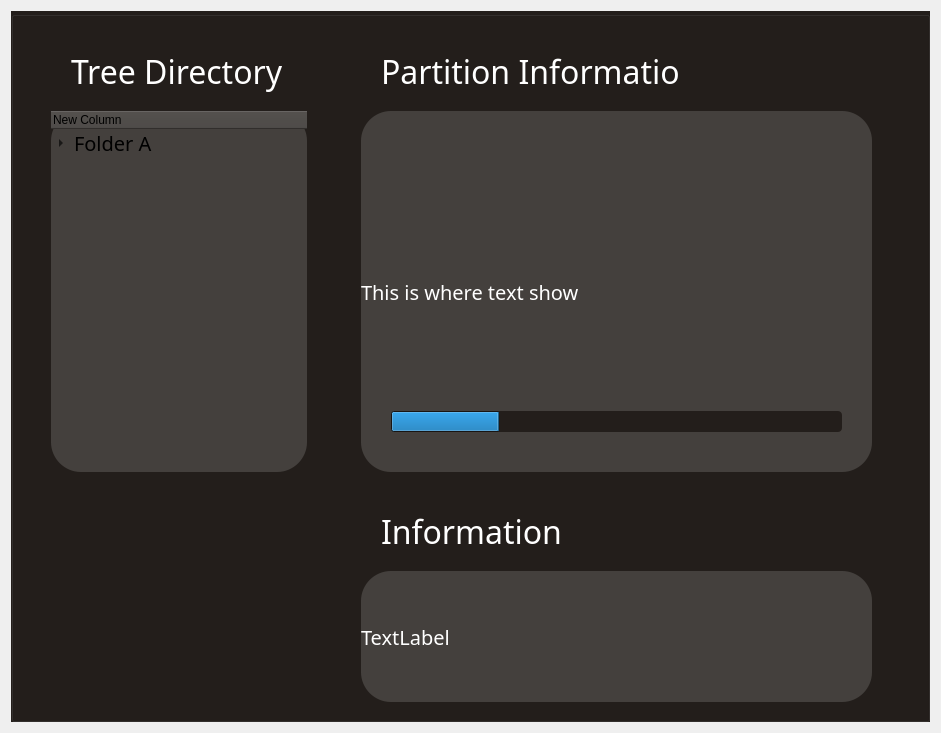
The window that src/ui_src/ui_file/paritioninfowindow.ui (ketamean/OS-Project1) describes before a commit, drawn with Qt 5.
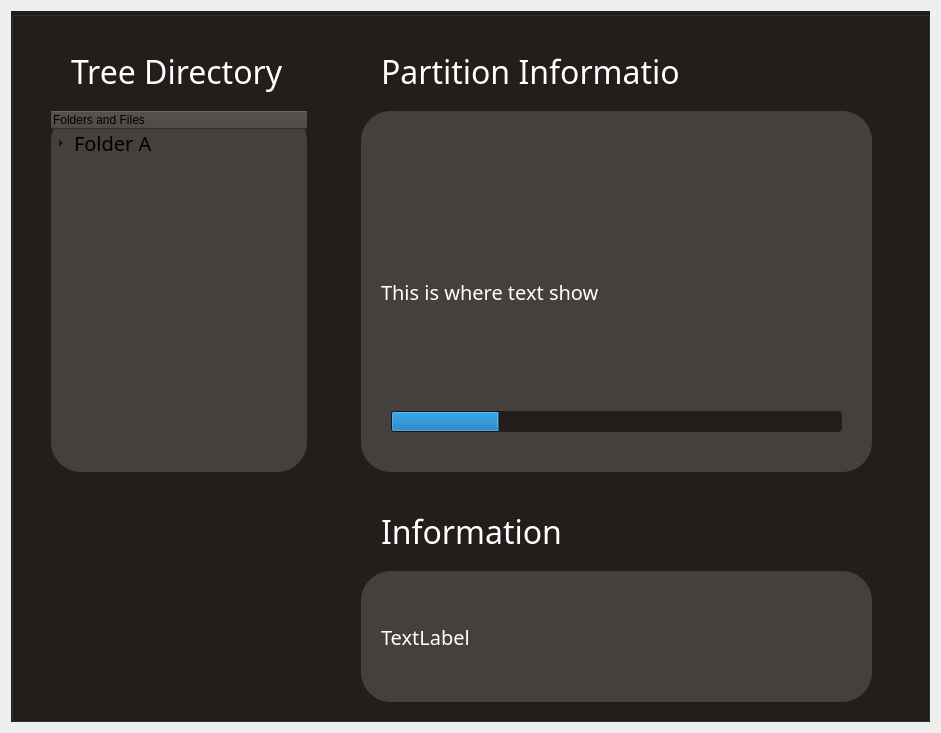
The same window after the commit.

Commit message: vinh_ui: changing partition info screen

```diff
--- a/src/ui_src/ui_file/paritioninfowindow.ui
+++ b/src/ui_src/ui_file/paritioninfowindow.ui
@@ -109,7 +109,7 @@
       </property>
       <column>
        <property name="text">
-        <string>New Column</string>
+        <string>Folders and Files</string>
        </property>
        <property name="background">
         <color>
@@ -153,7 +153,8 @@
       <property name="styleSheet">
        <string notr="true">background-color: rgb(68, 64, 61);
 border-radius: 30px;
-color: rgb(255, 255, 255);</string>
+color: rgb(255, 255, 255);
+padding: 15px;</string>
       </property>
       <property name="text">
        <string>This is where text show</string>
@@ -199,7 +200,8 @@
       <property name="styleSheet">
        <string notr="true">background-color: rgb(68, 64, 61);
 border-radius: 30px;
-color: rgb(255, 255, 255);</string>
+color: rgb(255, 255, 255);
+padding: 15px;</string>
       </property>
       <property name="text">
        <string>TextLabel</string>
```
Left out of the diff: 12 changed lines with no effect on the pictures. The commit also changes 7 other files.
